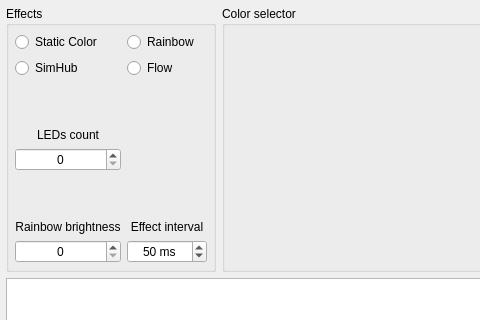
This is src/widgets/led_rgb/ledrgbconfig.ui in anpeaco/FreeJoyXConfiguratorQt as Qt 5 draws it before an edit; both pictures show x 0 to 480 and y 0 to 320 of the 852 by 549 pixel window. The edited form follows.
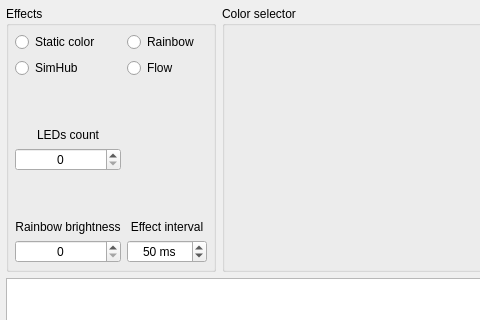
This is the edited form. Custom widgets are drawn as their Qt base class.

Commit message: UI polish round 3: more tooltips + casing fixes

What changed in the file:
```diff
--- a/src/widgets/led_rgb/ledrgbconfig.ui
+++ b/src/widgets/led_rgb/ledrgbconfig.ui
@@ -76,7 +76,7 @@
       <item row="0" column="0">
        <widget class="QRadioButton" name="radioButton_staticColor">
         <property name="text">
-         <string>Static Color</string>
+         <string>Static color</string>
         </property>
        </widget>
       </item>
```
The commit also changes 3 other files.
